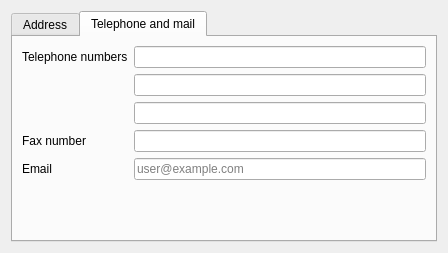
First picture: the form in plugins/usermanagerplugin/widgets/userwizardcontactwidget.ui, repository FreeHealth/freehealth, before the edit.
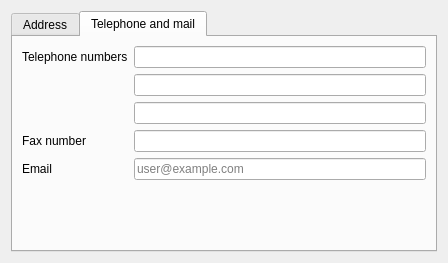
Second picture: the form after the edit. The open tabs and pages were chosen to show the change. Custom widgets are drawn as their Qt base class.

What changed in the file:
```diff
--- a/plugins/usermanagerplugin/widgets/userwizardcontactwidget.ui
+++ b/plugins/usermanagerplugin/widgets/userwizardcontactwidget.ui
@@ -7,7 +7,7 @@
     <x>0</x>
     <y>0</y>
     <width>448</width>
-    <height>253</height>
+    <height>263</height>
    </rect>
   </property>
   <property name="windowTitle">
```
Left out of the diff: 2 changed lines with no effect on the pictures.
